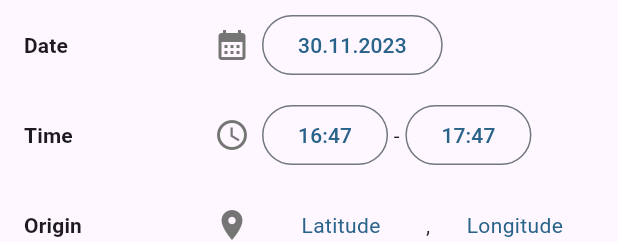
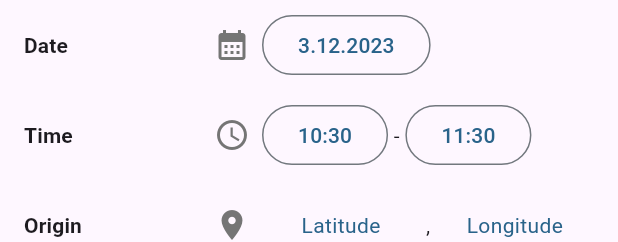
Before and after one commit to Esosek/dronetag_planner, a Flutter app: the FlightForm widget shown alone on an empty page, opened directly, on a phone screen of 412 x 824 dp. Shown: the top 242 px of the screen. Run offline on Flutter 3.47's test engine with Material 3 defaults, Android fonts, the phone set to English and light mode, and no system bars; our stand-ins replace flutter_riverpod, google_fonts, logger, numberpicker.

Commit message:
FlightForm Input separation

```diff
--- a/lib/components/flight/flight_form.dart
+++ b/lib/components/flight/flight_form.dart
@@ -2,9 +2,11 @@ import 'package:flutter/material.dart';
 
 import 'package:dronetag_planner/utility/custom_logger.dart';
 import 'package:dronetag_planner/components/ui/custom_elevated_button.dart';
-import 'package:dronetag_planner/components/ui/custom_text_field.dart';
 import 'package:dronetag_planner/components/flight/flight_form_field.dart';
 import 'package:dronetag_planner/components/ui/custom_number_picker.dart';
+import 'package:dronetag_planner/components/flight/form_inputs/date_input.dart';
+import 'package:dronetag_planner/components/flight/form_inputs/time_input.dart';
+import 'package:dronetag_planner/components/flight/form_inputs/origin_input.dart';
 
 class FlightForm extends StatefulWidget {
   const FlightForm({super.key});
@@ -17,26 +19,15 @@ class _FlightFormState extends State<FlightForm> {
   final log = CustomLogger('FlightForm');
   final _formKey = GlobalKey();
 
+  DateTime _date = DateTime.now();
+  TimeOfDay _timeStart = TimeOfDay.now();
+  TimeOfDay _timeEnd =
+      TimeOfDay(hour: TimeOfDay.now().hour + 1, minute: TimeOfDay.now().minute);
+  late int _originLatitude;
+  late int _originLongiude;
   int _radius = 50;
   int _minAltitude = 0;
   int _maxAltitude = 50;
-
-  void _openDatePicker() async {
-    final now = DateTime.now();
-    final pickedDate = await showDatePicker(
-      context: context,
-      initialDate: now,
-      firstDate: now,
-      lastDate: DateTime(now.year + 1),
-    );
-    log.trace('User picked date $pickedDate');
-  }
-
-  void _openTimePicker({required bool isStartDate}) async {
-    final now = TimeOfDay.now();
-    final pickedTime = await showTimePicker(context: context, initialTime: now);
-    log.trace('User picked time $pickedTime');
-  }
 
   void _setMinAltitude(int newMinAltitude) {
     setState(() {
@@ -56,6 +47,18 @@ class _FlightFormState extends State<FlightForm> {
     });
   }
 
+  void _onSubmit() async {
+    if (!_isFormValid()) {
+      return;
+    }
+    // TODO: Implement FlightForm onSubmit
+  }
+
+  bool _isFormValid() {
+    // TODO: Add flight form validation
+    return true;
+  }
+
   @override
   Widget build(BuildContext context) {
     return Form(
@@ -63,68 +66,36 @@ class _FlightFormState extends State<FlightForm> {
       child: Column(
         mainAxisSize: MainAxisSize.min,
         children: [
-          FlightFormField(
-            label: 'Date',
-            content: Row(
-              children: [
-                Icon(
-                  Icons.calendar_month,
-                  color: Colors.grey.shade600,
-                ),
-                const SizedBox(width: 8),
-                OutlinedButton(
-                  onPressed: _openDatePicker,
-                  child: const Text('30.11.2023'),
-                ),
-              ],
-            ),
+          DateInput(
+            value: _date,
+            context: context,
+            onDatePicked: (date) {
+              log.trace('User picked date $date');
+              setState(() => _date = date);
+            },
           ),
-          FlightFormField(
-            label: 'Time',
-            content: Row(
-              children: [
-                Icon(
-                  Icons.schedule,
-                  color: Colors.grey.shade600,
-                ),
-                const SizedBox(width: 8),
-                OutlinedButton(
-                  onPressed: () => _openTimePicker(isStartDate: true),
-                  child: const Text(
-                    '16:47',
-                  ),
-                ),
-                const Text(
-                  ' - ',
-                ),
-                OutlinedButton(
-                  onPressed: () => _openTimePicker(isStartDate: false),
-                  child: const Text(
-                    '17:47',
-                  ),
-                ),
-              ],
-            ),
-          ),
-          FlightFormField(
-            label: 'Origin',
-            content: Row(
-              children: [
-                Icon(
-                  Icons.location_on,
-                  color: Colors.grey.shade600,
-                ),
-                const SizedBox(width: 8),
-                const CustomTextField(
-                  hintText: 'Latitude',
-                ),
-                const Text(' , '),
-                const CustomTextField(
-                  hintText: 'Longitude',
-                ),
-              ],
-            ),
-          ),
+          TimeInput(
+              context: context,
+              timeStart: _timeStart,
+              timeEnd: _timeEnd,
+              onTimePicked: (timeStart, timeEnd) {
+                log.trace(
+                    'User picked startTime $timeStart and endtime $timeEnd');
+                setState(() {
+                  _timeStart = timeStart;
+                  if (timeEnd.hour < timeStart.hour) {
+                    _timeEnd = TimeOfDay(
+                        hour: _timeStart.hour + 1, minute: _timeStart.minute);
+                  } else if (timeEnd.hour == timeStart.hour &&
+                      timeEnd.minute <= timeStart.minute) {
+                    _timeEnd = TimeOfDay(
+                        hour: _timeStart.hour + 1, minute: _timeStart.minute);
+                  } else {
+                    _timeEnd = timeEnd;
+                  }
+                });
+              }),
+          const OriginInput(),
           FlightFormField(
             label: 'Radius',
             content: Row(
@@ -201,7 +172,7 @@ class _FlightFormState extends State<FlightForm> {
           ),
           const SizedBox(height: 16),
           // TODO: Submit and validate FlightForm
-          CustomElevatedButton(label: 'Submit', onPressed: () {}),
+          CustomElevatedButton(label: 'Submit', onPressed: _onSubmit),
         ],
       ),
     );
--- a/lib/components/flight/form_inputs/date_input.dart
+++ b/lib/components/flight/form_inputs/date_input.dart
@@ -12,7 +12,7 @@ class DateInput extends StatelessWidget {
 
   final DateTime value;
   final BuildContext context;
-  final Function(DateTime?) onDatePicked;
+  final Function(DateTime) onDatePicked;
 
   void _openDatePicker() async {
     final now = DateTime.now();
@@ -22,7 +22,9 @@ class DateInput extends StatelessWidget {
       firstDate: now,
       lastDate: DateTime(now.year + 1),
     );
-    onDatePicked(pickedDate);
+    if (pickedDate != null) {
+      onDatePicked(pickedDate);
+    }
   }
 
   @override
--- /dev/null
+++ b/lib/components/flight/form_inputs/origin_input.dart
@@ -0,0 +1,31 @@
+import 'package:flutter/material.dart';
+
+import 'package:dronetag_planner/components/flight/flight_form_field.dart';
+import 'package:dronetag_planner/components/ui/custom_text_field.dart';
+
+class OriginInput extends StatelessWidget {
+  const OriginInput({super.key});
+
+  @override
+  Widget build(BuildContext context) {
+    return FlightFormField(
+      label: 'Origin',
+      content: Row(
+        children: [
+          Icon(
+            Icons.location_on,
+            color: Colors.grey.shade600,
+          ),
+          const SizedBox(width: 8),
+          const CustomTextField(
+            hintText: 'Latitude',
+          ),
+          const Text(' , '),
+          const CustomTextField(
+            hintText: 'Longitude',
+          ),
+        ],
+      ),
+    );
+  }
+}
--- /dev/null
+++ b/lib/components/flight/form_inputs/time_input.dart
@@ -0,0 +1,59 @@
+import 'package:flutter/material.dart';
+
+import 'package:dronetag_planner/components/flight/flight_form_field.dart';
+
+class TimeInput extends StatelessWidget {
+  const TimeInput({
+    super.key,
+    required this.context,
+    required this.timeStart,
+    required this.timeEnd,
+    required this.onTimePicked,
+  });
+
+  final BuildContext context;
+  final TimeOfDay timeStart;
+  final TimeOfDay timeEnd;
+  final Function(TimeOfDay timeStart, TimeOfDay timeEnd) onTimePicked;
+
+  void _openTimePicker(bool isStartDate) async {
+    final now = TimeOfDay.now();
+    final pickedTime = await showTimePicker(context: context, initialTime: now);
+    if (pickedTime != null) {
+      isStartDate
+          ? onTimePicked(pickedTime, timeEnd)
+          : onTimePicked(timeStart, pickedTime);
+    }
+  }
+
+  @override
+  Widget build(BuildContext context) {
+    return FlightFormField(
+      label: 'Time',
+      content: Row(
+        children: [
+          Icon(
+            Icons.schedule,
+            color: Colors.grey.shade600,
+          ),
+          const SizedBox(width: 8),
+          OutlinedButton(
+            onPressed: () => _openTimePicker(true),
+            child: Text(
+              '${timeStart.hour}:${timeStart.minute.toString().padLeft(2, '0')}',
+            ),
+          ),
+          const Text(
+            ' - ',
+          ),
+          OutlinedButton(
+            onPressed: () => _openTimePicker(false),
+            child: Text(
+              '${timeEnd.hour}:${timeEnd.minute.toString().padLeft(2, '0')}',
+            ),
+          ),
+        ],
+      ),
+    );
+  }
+}
```
Also changed, not shown: lib/components/flight/inputs/time_input.dart (added, +19 -0 lines), lib/providers/flights_provider.dart (+7 -2 lines).
